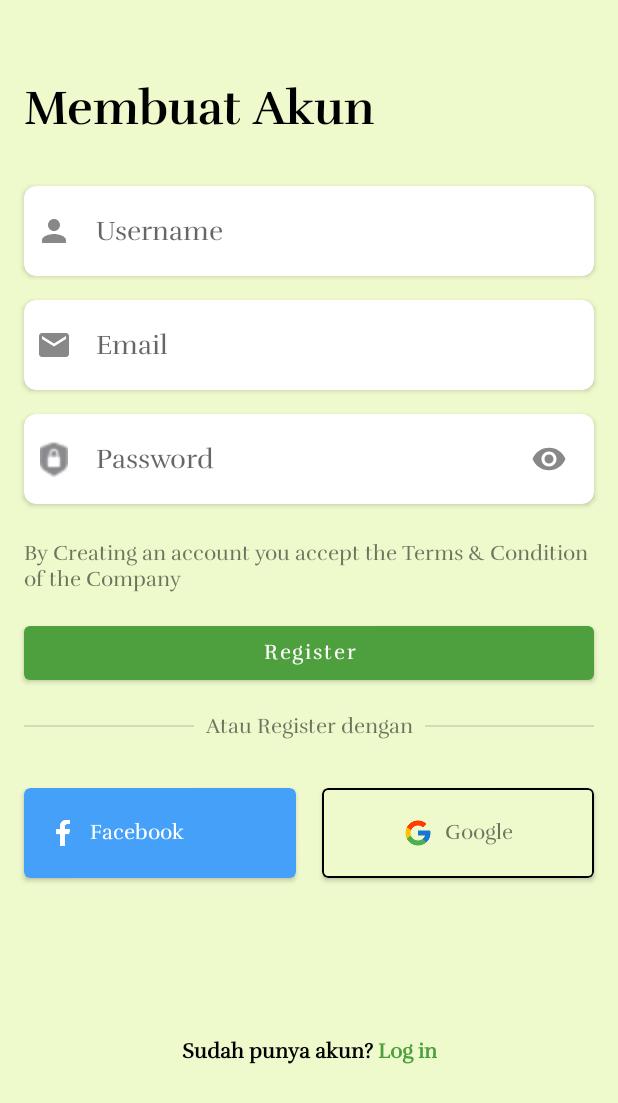
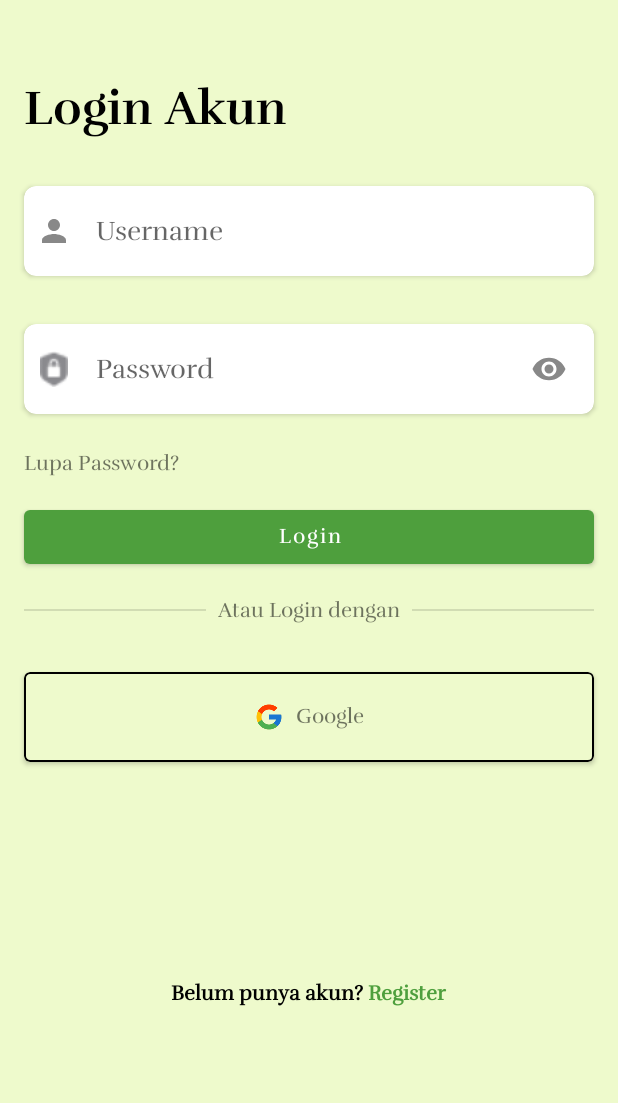
Before and after one commit to rajadarwin/BoneAppleTeeth-master, an Android app: the screen it shows after launch (RegisterActivity before the commit, LoginActivity after it), on a phone screen of 412 x 824 dp. Shown: the top 1103 px of the screen. Run offline under Robolectric (Android 15) with nearby library versions, the phone set to English and light mode, and no system bars.

Commit message:
Update login + foodnews

```diff
--- /dev/null
+++ b/app/src/main/java/com/app/boneappleteeth/ui/foodnews/FoodNewsActivity.java
@@ -0,0 +1,4 @@
+package com.app.boneappleteeth.ui.foodnews;
+
+public class FoodNewsActivity {
+}
--- /dev/null
+++ b/app/src/main/java/com/app/boneappleteeth/ui/login/LoginActivity.java
@@ -0,0 +1,58 @@
+package com.app.boneappleteeth.ui.login;
+
+import static androidx.core.content.ContextCompat.startActivity;
+import static com.app.boneappleteeth.TextMultipleColor.getColoredSpanned;
+
+import androidx.appcompat.app.AppCompatActivity;
+import androidx.core.content.ContextCompat;
+
+import android.annotation.SuppressLint;
+import android.content.Intent;
+import android.os.Bundle;
+import android.text.Html;
+import android.text.method.HideReturnsTransformationMethod;
+import android.text.method.PasswordTransformationMethod;
+import android.view.View;
+
+import com.app.boneappleteeth.MainActivity;
+import com.app.boneappleteeth.R;
+import com.app.boneappleteeth.TextMultipleColor;
+import com.app.boneappleteeth.databinding.ActivityLoginBinding;
+
+public class LoginActivity extends AppCompatActivity{
+    private ActivityLoginBinding binding;
+    private boolean visible = false;
+
+    @Override
+    protected void onCreate(Bundle savedInstanceState) {
+        super.onCreate(savedInstanceState);
+        binding = ActivityLoginBinding.inflate(getLayoutInflater());
+        setContentView(binding.getRoot());
+
+        String string1 = getColoredSpanned("Belum punya akun?", "#000000");
+        String string2 = getColoredSpanned("Register", "#4E9F3D");
+        binding.tvLogin.setText(Html.fromHtml(string1 + " " + string2));
+
+        binding.ivVisible.setOnClickListener(new View.OnClickListener() {
+            @Override
+            public void onClick(View v) {
+                if (!visible) {
+                    binding.etPassword.setTransformationMethod(PasswordTransformationMethod.getInstance());
+                    binding.ivVisible.setBackgroundResource(R.drawable.ic_baseline_visibility_off_24);
+                    visible = true;
+                } else {
+                    binding.etPassword.setTransformationMethod(HideReturnsTransformationMethod.getInstance());
+                    binding.ivVisible.setBackgroundResource(R.drawable.ic_baseline_visibility_24);
+                    visible = false;
+                }
+            }
+        });
+
+        binding.btnLogin.setOnClickListener(new View.OnClickListener() {
+            @Override
+            public void onClick(View v) {
+                startActivity(new Intent(LoginActivity.this, MainActivity.class));
+            }
+        });
+    }
+}
--- /dev/null
+++ b/app/src/main/res/layout/activity_login.xml
@@ -0,0 +1,228 @@
+<?xml version="1.0" encoding="utf-8"?>
+<androidx.constraintlayout.widget.ConstraintLayout xmlns:android="http://schemas.android.com/apk/res/android"
+    xmlns:app="http://schemas.android.com/apk/res-auto"
+    xmlns:tools="http://schemas.android.com/tools"
+    android:layout_width="match_parent"
+    android:layout_height="match_parent"
+    android:background="@color/green0"
+    tools:context=".ui.login.LoginActivity">
+
+    <TextView
+        android:id="@+id/textView"
+        android:layout_width="wrap_content"
+        android:layout_height="wrap_content"
+        android:layout_marginStart="16dp"
+        android:layout_marginTop="52dp"
+        android:textSize="32sp"
+        android:textColor="@color/black"
+        android:text="Login Akun"
+        android:fontFamily="@font/rufina_bold"
+        app:layout_constraintStart_toStartOf="parent"
+        app:layout_constraintTop_toTopOf="parent" />
+
+    <androidx.cardview.widget.CardView
+        android:id="@+id/cv_user"
+        android:layout_width="match_parent"
+        android:layout_height="wrap_content"
+        android:layout_marginStart="16dp"
+        android:layout_marginEnd="16dp"
+        android:layout_marginTop="32dp"
+        app:cardBackgroundColor="@color/white"
+        app:cardCornerRadius="8dp"
+        app:cardElevation="2dp"
+        app:layout_constraintEnd_toStartOf="parent"
+        app:layout_constraintStart_toStartOf="parent"
+        app:layout_constraintTop_toBottomOf="@+id/textView">
+        <androidx.appcompat.widget.LinearLayoutCompat
+            android:layout_width="match_parent"
+            android:layout_height="60dp"
+            android:orientation="horizontal"
+            android:gravity="center_vertical"
+            android:paddingLeft="8dp">
+            <androidx.appcompat.widget.AppCompatImageView
+                android:layout_width="24dp"
+                android:layout_height="24dp"
+                app:srcCompat="@drawable/ic_baseline_person_24" />
+
+            <EditText
+                android:id="@+id/et_user"
+                android:hint="Username"
+                android:inputType="text"
+                android:paddingLeft="8dp"
+                android:layout_margin="8dp"
+                android:layout_width="match_parent"
+                android:layout_height="match_parent"
+                android:background="@null"/>
+
+        </androidx.appcompat.widget.LinearLayoutCompat>
+    </androidx.cardview.widget.CardView>
+
+    <androidx.cardview.widget.CardView
+        android:id="@+id/cv_email"
+        android:layout_width="match_parent"
+        android:layout_height="wrap_content"
+        android:layout_marginStart="16dp"
+        android:layout_marginEnd="16dp"
+        android:layout_marginTop="16dp"
+        app:cardBackgroundColor="@color/white"
+        app:cardCornerRadius="8dp"
+        app:cardElevation="2dp"
+        app:layout_constraintEnd_toStartOf="parent"
+        app:layout_constraintStart_toStartOf="parent"
+        app:layout_constraintTop_toBottomOf="@+id/cv_user">
+
+    </androidx.cardview.widget.CardView>
+
+    <androidx.cardview.widget.CardView
+        android:id="@+id/cv_password"
+        android:layout_width="match_parent"
+        android:layout_height="wrap_content"
+        android:layout_marginStart="16dp"
+        android:layout_marginEnd="16dp"
+        android:layout_marginTop="16dp"
+        app:cardBackgroundColor="@color/white"
+        app:cardCornerRadius="8dp"
+        app:cardElevation="2dp"
+        app:layout_constraintEnd_toStartOf="parent"
+        app:layout_constraintStart_toStartOf="parent"
+        app:layout_constraintTop_toBottomOf="@+id/cv_email">
+
+        <androidx.appcompat.widget.LinearLayoutCompat
+            android:layout_width="match_parent"
+            android:layout_height="60dp"
+            android:gravity="center_vertical"
+            android:orientation="horizontal"
+            android:paddingLeft="8dp">
+
+            <androidx.appcompat.widget.AppCompatImageView
+                android:layout_width="24dp"
+                android:layout_height="24dp"
+                app:srcCompat="@drawable/ic_lock" />
+
+            <EditText
+                android:id="@+id/et_password"
+                android:layout_width="290dp"
+                android:inputType="textPassword"
+                android:hint="Password"
+                android:layout_height="match_parent"
+                android:layout_margin="8dp"
+                android:background="@null"
+                android:paddingLeft="8dp" />
+
+            <androidx.appcompat.widget.AppCompatImageView
+                android:id="@+id/iv_visible"
+                android:layout_width="24dp"
+                android:layout_height="24dp"
+                android:layout_marginEnd="16dp"
+                app:srcCompat="@drawable/ic_baseline_visibility_24" />
+        </androidx.appcompat.widget.LinearLayoutCompat>
+    </androidx.cardview.widget.CardView>
+
+    <TextView
+        android:id="@+id/textView2"
+        android:layout_width="0dp"
+        android:layout_height="wrap_content"
+        android:layout_marginStart="16dp"
+        android:layout_marginTop="24dp"
+        android:layout_marginEnd="16dp"
+        android:text="@string/lupa_password"
+        app:layout_constraintEnd_toEndOf="parent"
+        app:layout_constraintStart_toStartOf="parent"
+        app:layout_constraintTop_toBottomOf="@+id/cv_password" />
+
+    <Button
+        android:id="@+id/btn_login"
+        android:layout_width="0dp"
+        android:layout_height="wrap_content"
+        android:layout_marginStart="16dp"
+        android:layout_marginTop="16dp"
+        android:layout_marginEnd="16dp"
+        android:text="Login"
+        android:textAllCaps="false"
+        app:layout_constraintEnd_toEndOf="parent"
+        app:layout_constraintStart_toStartOf="parent"
+        app:layout_constraintTop_toBottomOf="@+id/textView2" />
+
+    <View
+        android:id="@+id/divider2"
+        android:layout_width="0dp"
+        android:layout_height="1dp"
+        android:layout_marginStart="16dp"
+        android:layout_marginTop="24dp"
+        android:layout_marginEnd="16dp"
+        android:background="?android:attr/listDivider"
+        app:layout_constraintEnd_toEndOf="parent"
+        app:layout_constraintStart_toStartOf="parent"
+        app:layout_constraintTop_toBottomOf="@+id/btn_login" />
+
+    <TextView
+        android:id="@+id/textView3"
+        android:layout_width="wrap_content"
+        android:layout_height="wrap_content"
+        android:background="@color/green0"
+        android:padding="8dp"
+        android:text="Atau Login dengan"
+        app:layout_constraintBottom_toBottomOf="@+id/divider2"
+        app:layout_constraintEnd_toEndOf="parent"
+        app:layout_constraintStart_toStartOf="parent"
+        app:layout_constraintTop_toTopOf="@+id/divider2" />
+
+
+
+    <View
+        android:id="@+id/separator"
+        android:layout_width="1dp"
+        android:layout_height="0dp"
+        app:layout_constraintStart_toStartOf="parent"
+        app:layout_constraintEnd_toEndOf="parent"
+        app:layout_constraintTop_toBottomOf="parent" />
+
+    <com.google.android.material.card.MaterialCardView
+        android:id="@+id/login_google"
+        android:layout_width="0dp"
+        android:layout_height="wrap_content"
+        android:layout_marginTop="24dp"
+        android:layout_marginEnd="16dp"
+        app:cardBackgroundColor="@color/green0"
+        app:cardCornerRadius="4dp"
+        app:cardElevation="2dp"
+        app:layout_constraintEnd_toEndOf="parent"
+        app:layout_constraintStart_toStartOf="@+id/divider2"
+        app:layout_constraintTop_toBottomOf="@+id/textView3"
+        app:strokeColor="@color/black"
+        app:strokeWidth="1dp">
+
+        <androidx.appcompat.widget.LinearLayoutCompat
+            android:layout_width="match_parent"
+            android:layout_height="60dp"
+            android:gravity="center"
+            android:orientation="horizontal">
+
+            <androidx.appcompat.widget.AppCompatImageView
+                android:layout_width="20dp"
+                android:layout_height="20dp"
+                app:srcCompat="@drawable/ic_google" />
+
+            <TextView
+                android:layout_width="wrap_content"
+                android:layout_height="wrap_content"
+                android:layout_marginStart="8dp"
+                android:text="Google" />
+        </androidx.appcompat.widget.LinearLayoutCompat>
+    </com.google.android.material.card.MaterialCardView>
+
+    <TextView
+        android:id="@+id/tv_login"
+        android:layout_width="wrap_content"
+        android:layout_height="wrap_content"
+        android:layout_marginTop="24dp"
+        android:layout_marginBottom="32dp"
+        android:text="Belum punya akun ? Register"
+        android:textStyle="bold"
+        app:layout_constraintBottom_toBottomOf="parent"
+        app:layout_constraintEnd_toEndOf="parent"
+        app:layout_constraintStart_toStartOf="parent"
+        app:layout_constraintTop_toBottomOf="@+id/login_google" />
+
+
+</androidx.constraintlayout.widget.ConstraintLayout>
--- a/app/src/main/res/values/strings.xml
+++ b/app/src/main/res/values/strings.xml
@@ -6,6 +6,7 @@
     <!-- TODO: Remove or change this placeholder text -->
     <string name="hello_blank_fragment">Hello blank fragment</string>
     <string name="by_creating">By Creating an account you accept the Terms &amp; Condition of the Company</string>
+    <string name="lupa_password">Lupa Password?</string>
     <string name="berita_harian_anda_tentang">Berita harian Anda tentang</string>
 
 </resources>
```
Also changed, not shown: app/src/main/AndroidManifest.xml (+10 -0 lines), app/src/main/res/layout/activity_foodnews.xml (added, +117 -0 lines).
